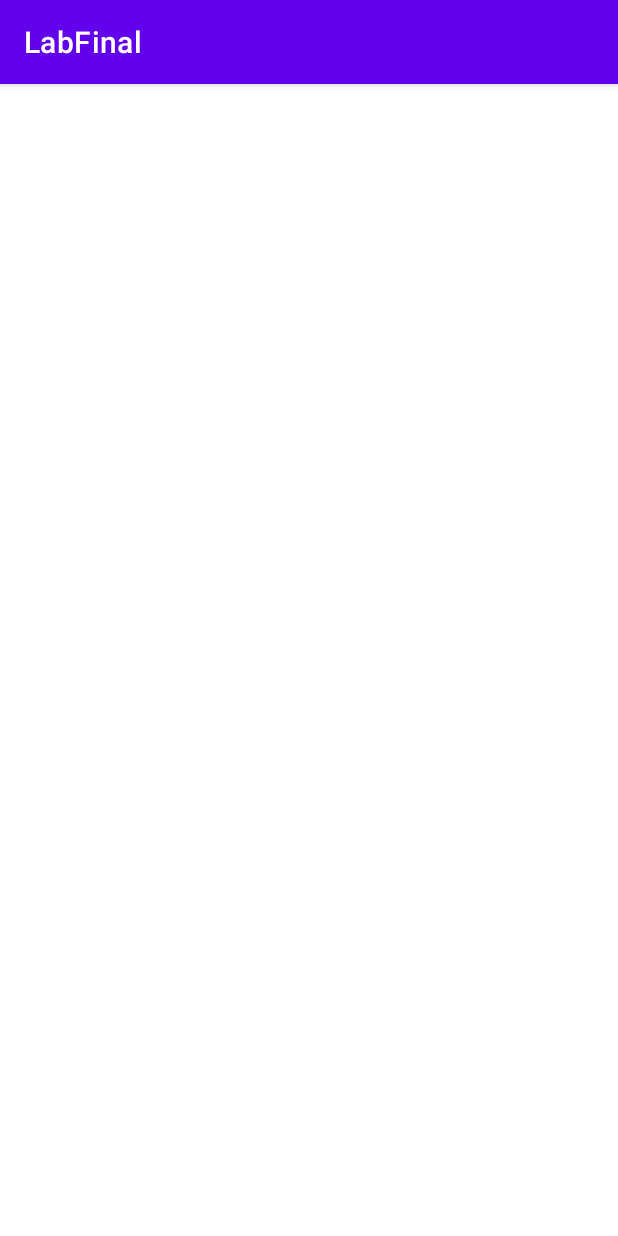
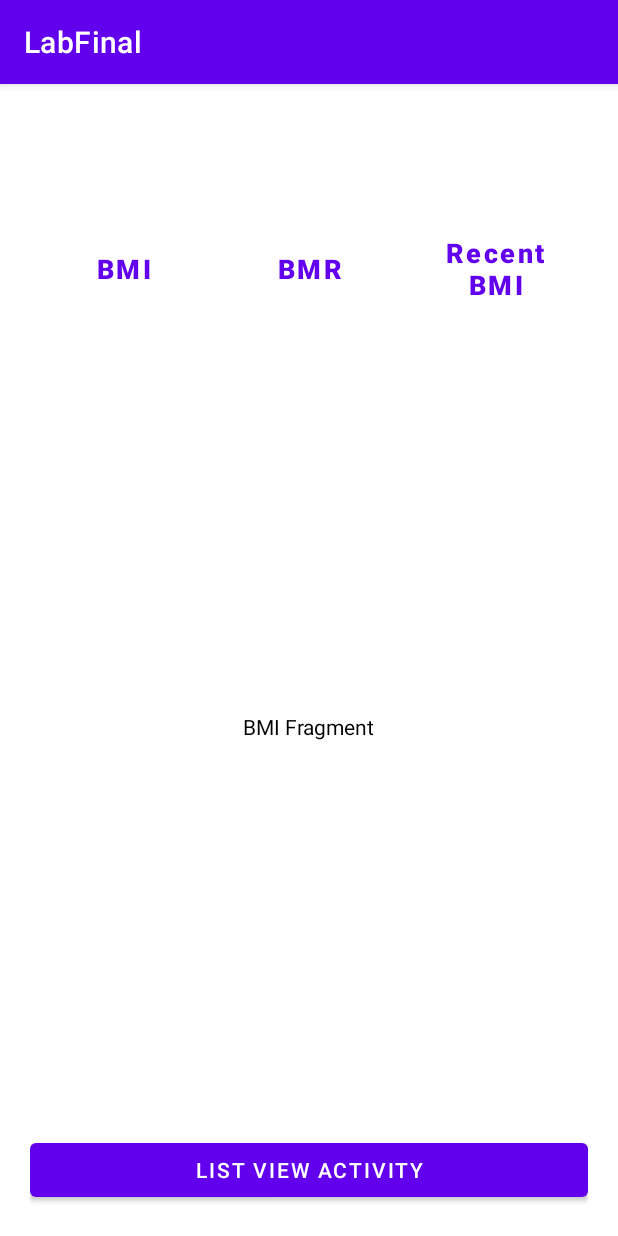
Before and after one commit to altalha201/LabFinalPractice, an Android app: the Dashboard screen opened directly, with no data from a screen before it, on a phone screen of 412 x 824 dp. Run offline under Robolectric (Android 15) with nearby library versions, the phone set to English and light mode, and no system bars.

```diff
--- a/app/build.gradle
+++ b/app/build.gradle
@@ -43,6 +43,7 @@ dependencies {
     implementation 'androidx.appcompat:appcompat:1.5.1'
     implementation 'com.google.android.material:material:1.7.0'
     implementation 'androidx.constraintlayout:constraintlayout:2.1.4'
+    implementation 'androidx.legacy:legacy-support-v4:1.0.0'
     testImplementation 'junit:junit:4.+'
     androidTestImplementation 'androidx.test.ext:junit:1.1.4'
     androidTestImplementation 'androidx.test.espresso:espresso-core:3.5.0'
--- a/app/src/main/AndroidManifest.xml
+++ b/app/src/main/AndroidManifest.xml
@@ -9,7 +9,8 @@
         android:roundIcon="@mipmap/ic_launcher_round"
         android:supportsRtl="true"
         android:theme="@style/Theme.LabFinal">
-        <activity android:name=".Dashboard"></activity>
+        <activity android:name=".ListView"></activity>
+        <activity android:name=".Dashboard" />
         <activity android:name=".MainActivity">
             <intent-filter>
                 <action android:name="android.intent.action.MAIN" />
--- /dev/null
+++ b/app/src/main/java/com/altalha/labfinal/BMI.java
@@ -0,0 +1,21 @@
+package com.altalha.labfinal;
+
+import android.os.Bundle;
+
+import androidx.fragment.app.Fragment;
+
+import android.view.LayoutInflater;
+import android.view.View;
+import android.view.ViewGroup;
+
+
+public class BMI extends Fragment {
+
+    @Override
+    public View onCreateView(LayoutInflater inflater, ViewGroup container,
+                             Bundle savedInstanceState) {
+        View containerView = inflater.inflate(R.layout.fragment_b_m_i, container, false);
+        // Inflate the layout for this fragment
+        return containerView;
+    }
+}
--- a/app/src/main/java/com/altalha/labfinal/Dashboard.java
+++ b/app/src/main/java/com/altalha/labfinal/Dashboard.java
@@ -1,14 +1,60 @@
 package com.altalha.labfinal;
 
 import androidx.appcompat.app.AppCompatActivity;
+import androidx.fragment.app.Fragment;
+import androidx.fragment.app.FragmentManager;
+import androidx.fragment.app.FragmentTransaction;
 
+import android.content.Intent;
 import android.os.Bundle;
+import android.view.View;
+import android.widget.TextView;
 
 public class Dashboard extends AppCompatActivity {
+
+    TextView name_TV, email_TV;
+    String name, email, DOB, gender;
 
     @Override
     protected void onCreate(Bundle savedInstanceState) {
         super.onCreate(savedInstanceState);
         setContentView(R.layout.activity_dashboard);
+
+        name_TV = findViewById(R.id.name_TV);
+        email_TV = findViewById(R.id.email_TV);
+
+        name = getIntent().getStringExtra("name");
+        email = getIntent().getStringExtra("email");
+        DOB = getIntent().getStringExtra("dob");
+        gender = getIntent().getStringExtra("gender");
+
+        name_TV.setText(name);
+        email_TV.setText(email);
+
+        transaction(new BMI());
+    }
+
+    public void changeFrame(View view) {
+        if (view.getId() == R.id.bmi_id) {
+            transaction(new BMI());
+        }
+        else if (view.getId() == R.id.bmr_id) {
+            transaction(new BMR());
+        }
+        else {
+            transaction(new List());
+        }
+    }
+
+    private void transaction(Fragment fragment) {
+        FragmentManager fm = getSupportFragmentManager();
+        FragmentTransaction ft = fm.beginTransaction();
+        ft.replace(R.id.frame_layout, fragment);
+        ft.commit();
+    }
+
+    public void listGo(View view) {
+        Intent myIntent = new Intent(this, ListView.class);
+        startActivity(myIntent);
     }
 }
--- a/app/src/main/java/com/altalha/labfinal/MainActivity.java
+++ b/app/src/main/java/com/altalha/labfinal/MainActivity.java
@@ -41,7 +41,6 @@ public class MainActivity extends AppCompatActivity implements AdapterView.OnIte
 
     }
 
-    @RequiresApi(api = Build.VERSION_CODES.O)
     public void register(View view) {
         String name = name_ET.getText().toString();
         String email = email_ET.getText().toString();
@@ -56,6 +55,7 @@ public class MainActivity extends AppCompatActivity implements AdapterView.OnIte
             myIntent.putExtra("name", name);
             myIntent.putExtra("email", email);
             myIntent.putExtra("dob", dateOfBirth);
+            myIntent.putExtra("gender", gender);
             startActivity(myIntent);
         }
     }
--- a/app/src/main/res/layout/activity_dashboard.xml
+++ b/app/src/main/res/layout/activity_dashboard.xml
@@ -1,9 +1,91 @@
 <?xml version="1.0" encoding="utf-8"?>
-<androidx.constraintlayout.widget.ConstraintLayout xmlns:android="http://schemas.android.com/apk/res/android"
+<LinearLayout xmlns:android="http://schemas.android.com/apk/res/android"
     xmlns:app="http://schemas.android.com/apk/res-auto"
     xmlns:tools="http://schemas.android.com/tools"
     android:layout_width="match_parent"
     android:layout_height="match_parent"
+    android:orientation="vertical"
+    android:padding="20dp"
     tools:context=".Dashboard">
 
-</androidx.constraintlayout.widget.ConstraintLayout>
+    <TextView
+        android:id="@+id/name_TV"
+        android:layout_width="match_parent"
+        android:layout_height="wrap_content"
+        android:text="Name"
+        android:textSize="20sp"
+        android:textStyle="bold"
+        android:textColor="@color/black"
+        tools:ignore="HardcodedText" />
+
+    <TextView
+        android:id="@+id/email_TV"
+        android:layout_width="match_parent"
+        android:layout_height="wrap_content"
+        android:text="Email"
+        android:textSize="16sp"
+        android:textColor="@color/black"
+        tools:ignore="HardcodedText" />
+
+    <LinearLayout
+        android:layout_width="match_parent"
+        android:layout_height="wrap_content"
+        android:orientation="horizontal"
+        android:weightSum="3"
+        android:layout_marginTop="20dp">
+
+        <Button
+            android:id="@+id/bmi_id"
+            android:layout_width="0dp"
+            android:layout_weight="1"
+            android:layout_height="match_parent"
+            android:text="BMI"
+            android:onClick="changeFrame"
+            android:textAllCaps="false"
+            android:textSize="18sp"
+            android:textStyle="bold"
+            tools:ignore="HardcodedText"
+            style="?android:attr/buttonBarButtonStyle" />
+
+        <Button
+            android:id="@+id/bmr_id"
+            android:layout_width="0dp"
+            android:layout_weight="1"
+            android:layout_height="match_parent"
+            android:text="BMR"
+            android:textAllCaps="false"
+            android:textSize="18sp"
+            android:textStyle="bold"
+            tools:ignore="HardcodedText"
+            style="?android:attr/buttonBarButtonStyle" />
+
+        <Button
+            android:id="@+id/list_id"
+            android:layout_width="0dp"
+            android:layout_weight="1"
+            android:layout_height="match_parent"
+            android:text="Recent BMI"
+            android:textAllCaps="false"
+            android:textSize="18sp"
+            android:textStyle="bold"
+            tools:ignore="HardcodedText"
+            style="?android:attr/buttonBarButtonStyle" />
+
+    </LinearLayout>
+
+    <androidx.fragment.app.FragmentContainerView
+        android:id="@+id/frame_layout"
+        android:layout_width="match_parent"
+        android:layout_height="0dp"
+        android:layout_weight="1"
+        android:layout_marginTop="20dp"/>
+
+    <Button
+        android:layout_width="match_parent"
+        android:layout_height="wrap_content"
+        android:layout_marginTop="20dp"
+        android:text="List View Activity"
+        android:onClick="listGo"
+        tools:ignore="HardcodedText" />
+
+</LinearLayout>
--- /dev/null
+++ b/app/src/main/res/layout/fragment_b_m_i.xml
@@ -0,0 +1,17 @@
+<?xml version="1.0" encoding="utf-8"?>
+<FrameLayout xmlns:android="http://schemas.android.com/apk/res/android"
+    xmlns:tools="http://schemas.android.com/tools"
+    android:layout_width="match_parent"
+    android:layout_height="match_parent"
+    tools:context=".BMI">
+
+    <!-- TODO: Update blank fragment layout -->
+    <TextView
+        android:layout_width="wrap_content"
+        android:layout_height="wrap_content"
+        android:layout_gravity="center"
+        android:text="BMI Fragment"
+        android:textColor="@color/black"
+        tools:ignore="HardcodedText" />
+
+</FrameLayout>
--- a/app/src/main/res/values/strings.xml
+++ b/app/src/main/res/values/strings.xml
@@ -1,3 +1,5 @@
 <resources>
     <string name="app_name">LabFinal</string>
+    <!-- TODO: Remove or change this placeholder text -->
+    <string name="hello_blank_fragment">Hello blank fragment</string>
 </resources>
```
Also changed, not shown: app/src/main/java/com/altalha/labfinal/BMR.java (added, +44 -0 lines), app/src/main/java/com/altalha/labfinal/List.java (added, +23 -0 lines), app/src/main/java/com/altalha/labfinal/ListView.java (added, +14 -0 lines), app/src/main/res/layout/activity_list_view.xml (added, +21 -0 lines), app/src/main/res/layout/fragment_b_m_r.xml (added, +60 -0 lines), app/src/main/res/layout/fragment_list.xml (added, +17 -0 lines).
